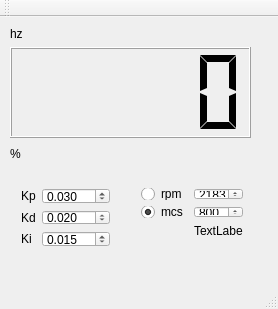
ypaaxx/ElectricSix, file mainwindow.ui: the form before one commit.
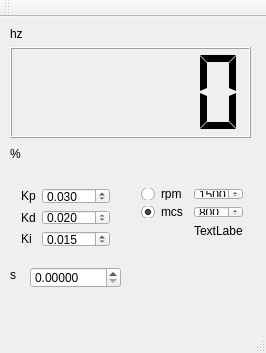
The form after the commit.

The edit to the form file:
```diff
--- a/mainwindow.ui
+++ b/mainwindow.ui
@@ -6,8 +6,8 @@
    <rect>
     <x>0</x>
     <y>0</y>
-    <width>278</width>
-    <height>309</height>
+    <width>266</width>
+    <height>353</height>
    </rect>
   </property>
   <property name="windowTitle">
@@ -155,7 +155,7 @@
         <number>100</number>
        </property>
        <property name="value">
-        <number>2183</number>
+        <number>1500</number>
        </property>
        <property name="displayIntegerBase">
         <number>10</number>
@@ -226,6 +226,38 @@
      <string>hz</string>
     </property>
    </widget>
+   <widget class="QDoubleSpinBox" name="doubleSpinBox_engine_n">
+    <property name="geometry">
+     <rect>
+      <x>30</x>
+      <y>250</y>
+      <width>91</width>
+      <height>21</height>
+     </rect>
+    </property>
+    <property name="decimals">
+     <number>5</number>
+    </property>
+    <property name="stepType">
+     <enum>QAbstractSpinBox::AdaptiveDecimalStepType</enum>
+    </property>
+    <property name="value">
+     <double>0.000000000000000</double>
+    </property>
+   </widget>
+   <widget class="QLabel" name="label_5">
+    <property name="geometry">
+     <rect>
+      <x>10</x>
+      <y>250</y>
+      <width>16</width>
+      <height>16</height>
+     </rect>
+    </property>
+    <property name="text">
+     <string>s</string>
+    </property>
+   </widget>
   </widget>
   <widget class="QMenuBar" name="menuBar">
    <property name="geometry">
```
Left out of the diff: 2 changed lines with no effect on the pictures.
